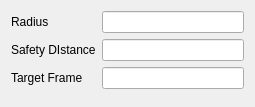
Old version of the form src/orbitdetails.ui in the repository rolker/camp.
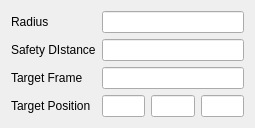
New version of the form.

What changed in the file:
```diff
--- a/src/orbitdetails.ui
+++ b/src/orbitdetails.ui
@@ -58,6 +58,26 @@
      <item row="2" column="1">
       <widget class="QLineEdit" name="targetFrameLineEdit"/>
      </item>
+     <item row="3" column="0">
+      <widget class="QLabel" name="targetPositionLabel">
+       <property name="text">
+        <string>Target Position</string>
+       </property>
+      </widget>
+     </item>
+     <item row="3" column="1">
+      <layout class="QHBoxLayout" name="targetPositionHorizontalLayout">
+       <item>
+        <widget class="QLineEdit" name="targetPositionXLineEdit"/>
+       </item>
+       <item>
+        <widget class="QLineEdit" name="targetPositionYLineEdit"/>
+       </item>
+       <item>
+        <widget class="QLineEdit" name="targetPositionZLineEdit"/>
+       </item>
+      </layout>
+     </item>
     </layout>
    </item>
   </layout>
```
